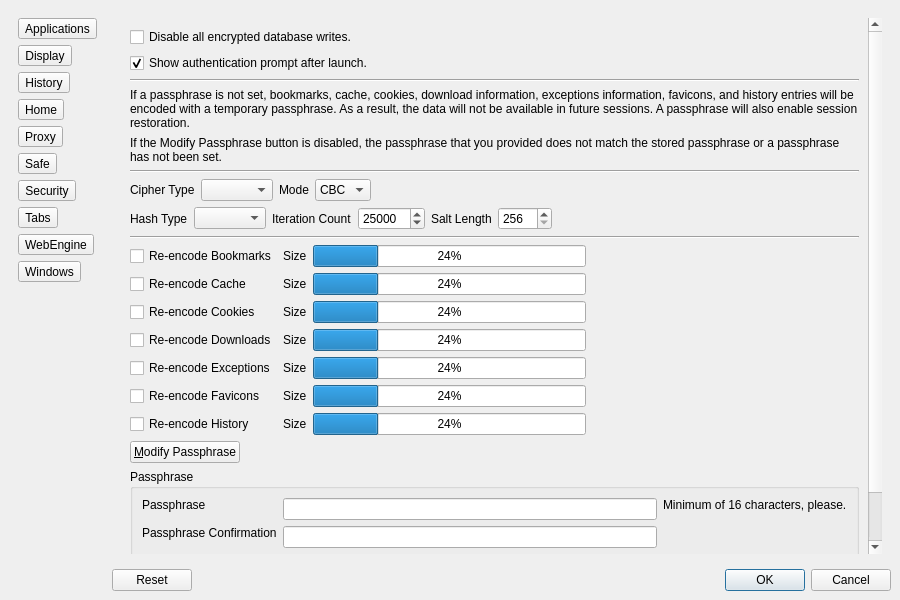
Before: the Qt Designer form Version 2.x/UI/dsettings.ui in textbrowser/dooble, drawn with Qt 5.
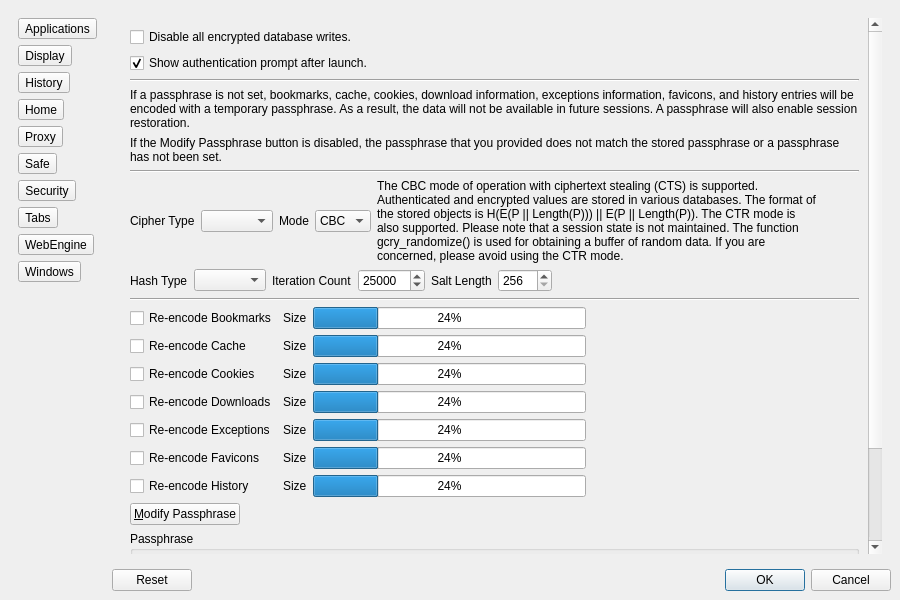
After: the same form once the commit is applied. The open tabs and pages were chosen to show the change. Custom widgets are drawn as their Qt base class.

Commit message: Information labels.

The edit to the form file:
```diff
--- a/Version 2.x/UI/dsettings.ui
+++ b/Version 2.x/UI/dsettings.ui
@@ -2599,9 +2599,9 @@
              <property name="geometry">
               <rect>
                <x>0</x>
-               <y>-148</y>
-               <width>738</width>
-               <height>677</height>
+               <y>0</y>
+               <width>743</width>
+               <height>746</height>
               </rect>
              </property>
              <layout class="QVBoxLayout" name="verticalLayout_21">
@@ -2733,11 +2733,30 @@
                   </item>
                  </widget>
                 </item>
+                <item>
+                 <widget class="QLabel" name="label_82">
+                  <property name="sizePolicy">
+                   <sizepolicy hsizetype="Expanding" vsizetype="Preferred">
+                    <horstretch>0</horstretch>
+                    <verstretch>0</verstretch>
+                   </sizepolicy>
+                  </property>
+                  <property name="text">
+                   <string>&lt;html&gt;&lt;head/&gt;&lt;body&gt;&lt;p&gt;The CBC mode of operation with ciphertext stealing (CTS) is supported. Authenticated and encrypted values are stored in various databases. The format of the stored objects is H(E(P || Length(P))) || E(P || Length(P)). The CTR mode is also supported. Please note that a session state is not maintained. The function gcry_randomize() is used for obtaining a buffer of random data. If you are concerned, please avoid using the CTR mode.&lt;/p&gt;&lt;/body&gt;&lt;/html&gt;</string>
+                  </property>
+                  <property name="wordWrap">
+                   <bool>true</bool>
+                  </property>
+                 </widget>
+                </item>
                 <item>
                  <spacer name="horizontalSpacer_26">
                   <property name="orientation">
                    <enum>Qt::Horizontal</enum>
                   </property>
+                  <property name="sizeType">
+                   <enum>QSizePolicy::Preferred</enum>
+                  </property>
                   <property name="sizeHint" stdset="0">
                    <size>
                     <width>40</width>
```
Left out of the diff: 18 changed lines with no effect on the pictures. The commit also changes 1 other file.
